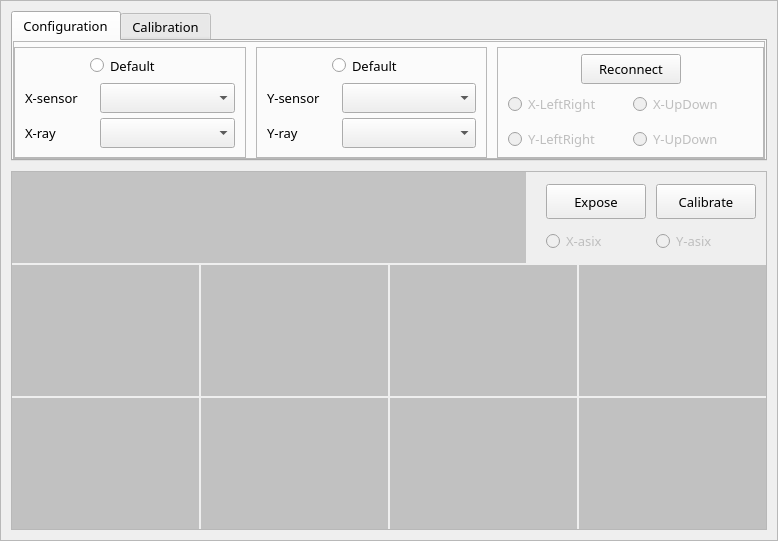
Old version of the form mvsystemsettings.ui in the repository hautlyq-hub/XVCB.
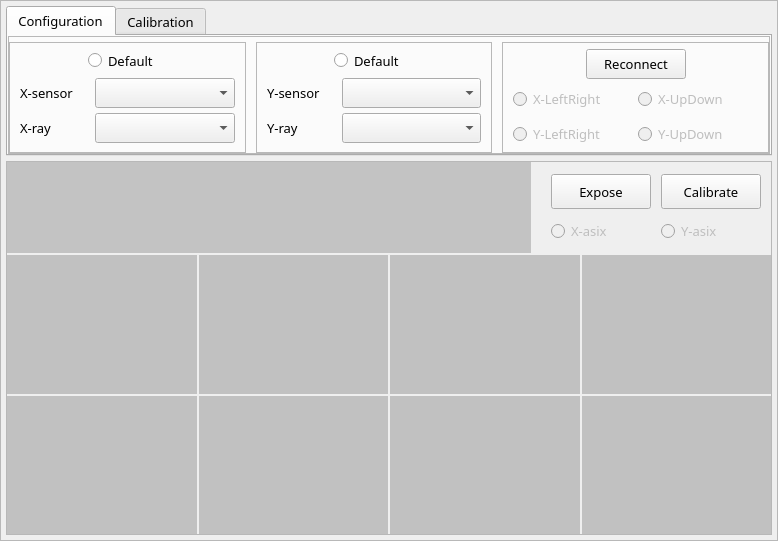
New version of the form. Custom widgets are drawn as their Qt base class.

What changed in the file:
```diff
--- a/mvsystemsettings.ui
+++ b/mvsystemsettings.ui
@@ -63,19 +63,19 @@
      </property>
      <layout class="QVBoxLayout" name="verticalLayout_9">
       <property name="spacing">
-       <number>10</number>
+       <number>5</number>
       </property>
       <property name="leftMargin">
-       <number>10</number>
+       <number>5</number>
       </property>
       <property name="topMargin">
-       <number>10</number>
+       <number>5</number>
       </property>
       <property name="rightMargin">
-       <number>10</number>
+       <number>5</number>
       </property>
       <property name="bottomMargin">
-       <number>10</number>
+       <number>5</number>
       </property>
       <item>
        <widget class="QTabWidget" name="tabWidget_9">
```
